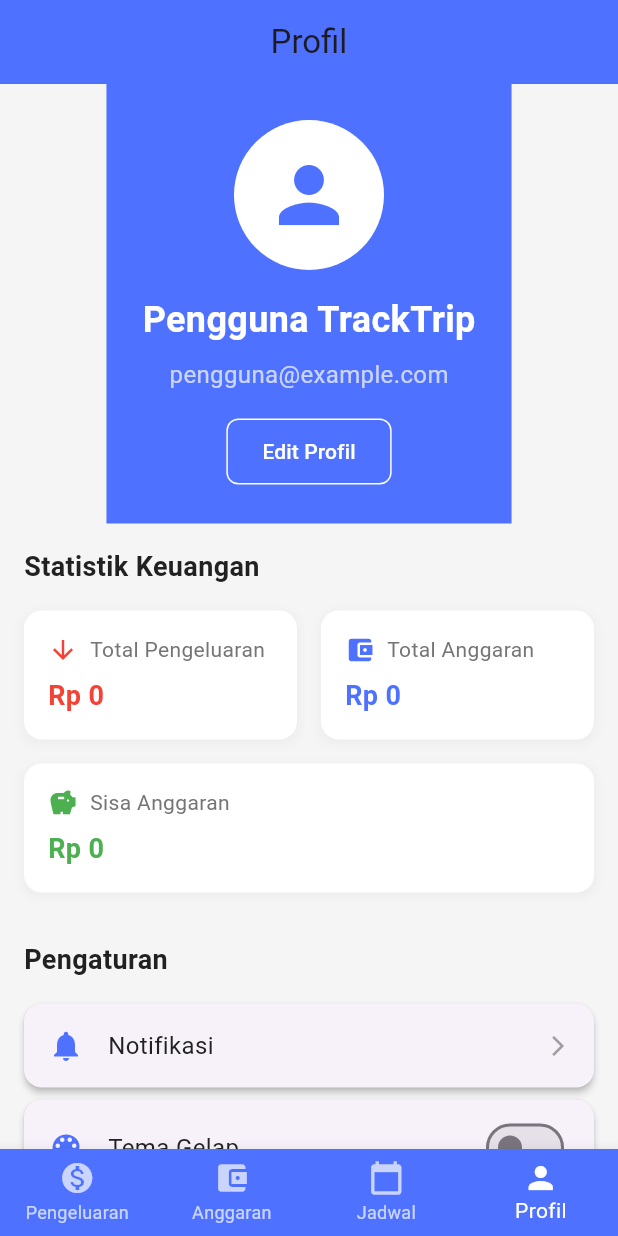
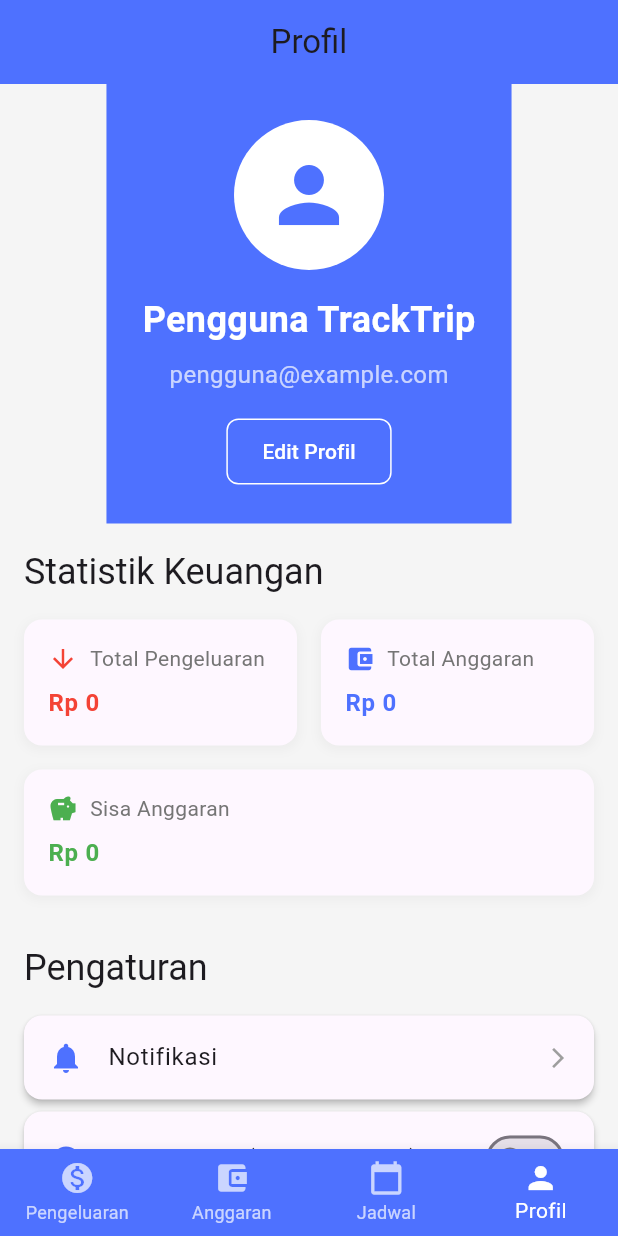
Before and after one commit to youngalip/track_trip, a Flutter app: the screen it shows after launch, item 4 of the bottom bar chosen, on a phone screen of 412 x 824 dp. Run offline on Flutter 3.47's test engine with Material 3 defaults, Android fonts, the light colour scheme and no system bars; our stand-ins replace cloud_firestore, firebase_auth, firebase_core, fl_chart, shared_preferences, table_calendar; accounts and stored records are empty; Roboto replaces fonts that are missing (Poppins).

Commit message:
Initial commit

```diff
--- a/lib/constants/app_strings.dart
+++ b/lib/constants/app_strings.dart
@@ -20,14 +20,14 @@
   static const String totalExpense = 'Total Pengeluaran';
   static const String noExpensesYet = 'Belum ada pengeluaran untuk hari ini';
 
-    // Budget Strings
+  // Budget Strings
   static const String addBudget = 'Tambah Anggaran';
   static const String editBudget = 'Edit Anggaran';
   static const String budgetTitle = 'Judul Anggaran';
   static const String budgetType = 'Tipe Anggaran';
   static const String startDate = 'Tanggal Mulai';
   static const String endDate = 'Tanggal Selesai';
-  static const String budgetSummary = 'Ringkasan Anggaran';
+  static const String budgetSummary = 'Anggaran';
   static const String remaining = 'Sisa Anggaran';
   static const String spent = 'Terpakai';
   static const String noBudgetsYet = 'Belum ada anggaran yang dibuat';
--- a/lib/providers/theme_provider.dart
+++ b/lib/providers/theme_provider.dart
@@ -12,7 +12,6 @@
   ThemeMode get themeMode => _themeMode;
   bool get isDarkMode => _themeMode == ThemeMode.dark;
 
-  // Load theme dari SharedPreferences saat startup
   Future<void> _loadThemeFromPrefs() async {
     final prefs = await SharedPreferences.getInstance();
     final savedThemeMode = prefs.getString(_themeKey);
@@ -28,22 +27,22 @@
     notifyListeners();
   }
 
-  // Toggle tema antara light dan dark
   Future<void> toggleTheme() async {
-    _themeMode = _themeMode == ThemeMode.light ? ThemeMode.dark : ThemeMode.light;
+    _themeMode =
+        _themeMode == ThemeMode.light ? ThemeMode.dark : ThemeMode.light;
 
-    // Simpan ke SharedPreferences
     final prefs = await SharedPreferences.getInstance();
-    await prefs.setString(_themeKey, _themeMode == ThemeMode.dark ? 'dark' : 'light');
+    await prefs.setString(
+      _themeKey,
+      _themeMode == ThemeMode.dark ? 'dark' : 'light',
+    );
 
     notifyListeners();
   }
 
-  // Set tema secara eksplisit
   Future<void> setThemeMode(ThemeMode mode) async {
     _themeMode = mode;
 
-    // Simpan ke SharedPreferences
     final prefs = await SharedPreferences.getInstance();
     String themeString;
 
@@ -62,4 +61,60 @@
     await prefs.setString(_themeKey, themeString);
     notifyListeners();
   }
+
+  // Tema terang (default) tetap seperti sebelumnya
+  ThemeData get lightTheme => ThemeData(
+    brightness: Brightness.light,
+    primarySwatch: Colors.blue,
+    scaffoldBackgroundColor: Colors.white,
+    cardColor: Colors.white,
+    textTheme: const TextTheme(
+      headlineSmall: TextStyle(color: Colors.white),
+      bodyLarge: TextStyle(color: Colors.white70, fontFamily: 'Poppins'),
+      bodyMedium: TextStyle(color: Colors.white54, fontFamily: 'Poppins'),
+    ),
+    iconTheme: const IconThemeData(color: Colors.black54),
+    switchTheme: SwitchThemeData(
+      thumbColor: WidgetStateProperty.all(Colors.blue),
+      trackColor: WidgetStateProperty.all(Colors.blueAccent),
+    ),
+  );
+
+  // Tema gelap diperbaiki untuk kontras yang baik
+  ThemeData get darkTheme => ThemeData(
+    brightness: Brightness.dark,
+    scaffoldBackgroundColor: const Color(0xFF121212),
+    cardColor: const Color(0xFF2C2C2C),
+    dividerColor: Colors.grey.shade700,
+    iconTheme: const IconThemeData(color: Colors.white70),
+    textTheme: const TextTheme(
+      headlineSmall: TextStyle(color: Colors.white, fontFamily: 'Poppins'),
+      bodyLarge: TextStyle(color: Colors.white70, fontFamily: 'Poppins'),
+      bodyMedium: TextStyle(color: Colors.white60, fontFamily: 'Poppins'),
+    ),
+    appBarTheme: const AppBarTheme(
+      backgroundColor: Color(0xFF1E1E1E),
+      iconTheme: IconThemeData(color: Colors.white),
+      titleTextStyle: TextStyle(
+        color: Colors.white,
+        fontSize: 20,
+        fontFamily: 'Poppins',
+      ),
+      elevation: 0,
+      centerTitle: true,
+    ),
+    switchTheme: SwitchThemeData(
+      thumbColor: MaterialStateProperty.all(Colors.lightBlueAccent),
+      trackColor: MaterialStateProperty.all(Colors.lightBlueAccent.shade100),
+    ),
+    inputDecorationTheme: InputDecorationTheme(
+      filled: true,
+      fillColor: const Color(0xFF3A3A3A),
+      border: OutlineInputBorder(
+        borderRadius: BorderRadius.circular(8),
+        borderSide: BorderSide.none,
+      ),
+      hintStyle: TextStyle(color: Colors.white54),
+    ),
+  );
 }
--- a/lib/screens/profile_screens/profile_page.dart
+++ b/lib/screens/profile_screens/profile_page.dart
@@ -16,13 +16,11 @@
     final themeProvider = Provider.of<ThemeProvider>(context);
 
     return Scaffold(
-      appBar: AppBar(
-        title: const Text('Profil'),
-      ),
+      appBar: AppBar(title: const Text('Profil')),
       body: SingleChildScrollView(
         child: Column(
           children: [
-            _buildProfileHeader(),
+            _buildProfileHeader(context),
             _buildStatistics(context),
             _buildSettings(context, themeProvider),
           ],
@@ -31,7 +29,7 @@
     );
   }
 
-  Widget _buildProfileHeader() {
+  Widget _buildProfileHeader(BuildContext context) {
     return Container(
       padding: const EdgeInsets.all(24),
       color: AppColors.primaryColor,
@@ -40,11 +38,7 @@
           const CircleAvatar(
             radius: 50,
             backgroundColor: Colors.white,
-            child: Icon(
-              Icons.person,
-              size: 60,
-              color: AppColors.primaryColor,
-            ),
+            child: Icon(Icons.person, size: 60, color: AppColors.primaryColor),
           ),
           const SizedBox(height: 16),
           const Text(
@@ -58,10 +52,7 @@
           const SizedBox(height: 8),
           const Text(
             'pengguna@example.com',
-            style: TextStyle(
-              fontSize: 16,
-              color: Colors.white70,
-            ),
+            style: TextStyle(fontSize: 16, color: Colors.white70),
           ),
           const SizedBox(height: 16),
           OutlinedButton(
@@ -91,9 +82,9 @@
           child: Column(
             crossAxisAlignment: CrossAxisAlignment.start,
             children: [
-              const Text(
+              Text(
                 'Statistik Keuangan',
-                style: AppStyles.headingSmall,
+                style: Theme.of(context).textTheme.headlineSmall,
               ),
               const SizedBox(height: 16),
               Row(
@@ -101,20 +92,28 @@
                   Expanded(
                     child: _buildStatCard(
                       'Total Pengeluaran',
-                      NumberFormat.currency(locale: 'id_ID', symbol: 'Rp ', decimalDigits: 0)
-                          .format(totalExpense),
+                      NumberFormat.currency(
+                        locale: 'id_ID',
+                        symbol: 'Rp ',
+                        decimalDigits: 0,
+                      ).format(totalExpense),
                       Icons.arrow_downward,
                       Colors.red,
+                      context,
                     ),
                   ),
                   const SizedBox(width: 16),
                   Expanded(
                     child: _buildStatCard(
                       'Total Anggaran',
-                      NumberFormat.currency(locale: 'id_ID', symbol: 'Rp ', decimalDigits: 0)
-                          .format(totalBudget),
+                      NumberFormat.currency(
+                        locale: 'id_ID',
+                        symbol: 'Rp ',
+                        decimalDigits: 0,
+                      ).format(totalBudget),
                       Icons.account_balance_wallet,
                       AppColors.primaryColor,
+                      context,
                     ),
                   ),
                 ],
@@ -122,10 +121,14 @@
               const SizedBox(height: 16),
               _buildStatCard(
                 'Sisa Anggaran',
-                NumberFormat.currency(locale: 'id_ID', symbol: 'Rp ', decimalDigits: 0)
-                    .format(totalBudget - totalExpense),
+                NumberFormat.currency(
+                  locale: 'id_ID',
+                  symbol: 'Rp ',
+                  decimalDigits: 0,
+                ).format(totalBudget - totalExpense),
                 Icons.savings,
                 (totalBudget - totalExpense) >= 0 ? Colors.green : Colors.red,
+                context,
               ),
             ],
           ),
@@ -134,15 +137,24 @@
     );
   }
 
-  Widget _buildStatCard(String title, String value, IconData icon, Color color) {
+  Widget _buildStatCard(
+    String title,
+    String value,
+    IconData icon,
+    Color color,
+    BuildContext context,
+  ) {
     return Container(
       padding: const EdgeInsets.all(16),
       decoration: BoxDecoration(
-        color: Colors.white,
+        color: Theme.of(context).cardColor,
         borderRadius: BorderRadius.circular(12),
         boxShadow: [
           BoxShadow(
-            color: Colors.grey.withOpacity(0.1),
+            color:
+                Theme.of(context).brightness == Brightness.dark
+                    ? Colors.black54
+                    : Colors.grey.withOpacity(0.1),
             spreadRadius: 1,
             blurRadius: 5,
             offset: const Offset(0, 2),
@@ -154,17 +166,15 @@
         children: [
           Row(
             children: [
-              Icon(
-                icon,
-                color: color,
-                size: 20,
-              ),
+              Icon(icon, color: color, size: 20),
               const SizedBox(width: 8),
               Text(
                 title,
-                style: TextStyle(
-                  fontSize: 14,
-                  color: Colors.grey[600],
+                style: Theme.of(context).textTheme.bodyMedium?.copyWith(
+                  color:
+                      Theme.of(context).brightness == Brightness.dark
+                          ? Colors.white70
+                          : Colors.grey[600],
                 ),
               ),
             ],
@@ -172,10 +182,9 @@
           const SizedBox(height: 8),
           Text(
             value,
-            style: TextStyle(
-              fontSize: 18,
+            style: Theme.of(context).textTheme.bodyLarge?.copyWith(
+              color: color,
               fontWeight: FontWeight.bold,
-              color: color,
             ),
           ),
         ],
@@ -189,80 +198,54 @@
       child: Column(
         crossAxisAlignment: CrossAxisAlignment.start,
         children: [
-          const Text(
-            'Pengaturan',
-            style: AppStyles.headingSmall,
+          Text('Pengaturan', style: Theme.of(context).textTheme.headlineSmall),
+          const SizedBox(height: 16),
+          _buildSettingItem(context, 'Notifikasi', Icons.notifications, () {
+            ScaffoldMessenger.of(context).showSnackBar(
+              const SnackBar(
+                content: Text('Pengaturan notifikasi belum tersedia'),
               ),
-          const SizedBox(height: 16),
-          _buildSettingItem(
-            context,
-            'Notifikasi',
-            Icons.notifications,
-            () {
-              // TODO: Navigasi pengaturan notifikasi
-              ScaffoldMessenger.of(context).showSnackBar(
-                const SnackBar(content: Text('Pengaturan notifikasi belum tersedia')),
             );
-            },
-          ),
+          }),
           _buildSettingItemWithSwitch(
             context,
-            'Tema Gelap',
+            'Tema Layar (Terang/Gelap)',
             Icons.color_lens,
             themeProvider.isDarkMode,
             (value) {
               themeProvider.toggleTheme();
             },
           ),
-          _buildSettingItem(
-            context,
-            'Bahasa',
-            Icons.language,
-            () {
-              // TODO: Navigasi pengaturan bahasa
+          _buildSettingItem(context, 'Bahasa', Icons.language, () {
             ScaffoldMessenger.of(context).showSnackBar(
               const SnackBar(content: Text('Pengaturan bahasa belum tersedia')),
             );
-            },
+          }),
+          _buildSettingItem(context, 'Privasi & Keamanan', Icons.security, () {
+            ScaffoldMessenger.of(context).showSnackBar(
+              const SnackBar(
+                content: Text('Pengaturan privasi belum tersedia'),
               ),
-          _buildSettingItem(
-            context,
-            'Privasi & Keamanan',
-            Icons.security,
-            () {
-              // TODO: Navigasi pengaturan privasi
-              ScaffoldMessenger.of(context).showSnackBar(
-                const SnackBar(content: Text('Pengaturan privasi belum tersedia')),
             );
-            },
-          ),
-          _buildSettingItem(
-            context,
-            'Bantuan & Dukungan',
-            Icons.help,
-            () {
-              // TODO: Navigasi bantuan & dukungan
+          }),
+          _buildSettingItem(context, 'Bantuan & Dukungan', Icons.help, () {
             ScaffoldMessenger.of(context).showSnackBar(
               const SnackBar(content: Text('Bantuan belum tersedia')),
             );
-            },
-          ),
-          _buildSettingItem(
-            context,
-            'Tentang Aplikasi',
-            Icons.info,
-            () {
+          }),
+          _buildSettingItem(context, 'Tentang Aplikasi', Icons.info, () {
             showAboutDialog(
               context: context,
               applicationName: 'TrackTrip',
               applicationVersion: '1.0.0',
               applicationIcon: const FlutterLogo(size: 48),
               children: const [
-                  Text('Aplikasi pengelolaan perjalanan dan keuangan untuk mahasiswa perantau.'),
+                Text(
+                  'Aplikasi pengelolaan perjalanan dan keuangan untuk mahasiswa perantau.',
+                ),
               ],
             );
-            },
-          ),
+          }),
           const SizedBox(height: 16),
           CustomButton(
             text: 'Keluar',
@@ -277,8 +260,14 @@
     );
   }
 
-  Widget _buildSettingItem(BuildContext context, String title, IconData icon, VoidCallback onTap) {
+  Widget _buildSettingItem(
+    BuildContext context,
+    String title,
+    IconData icon,
+    VoidCallback onTap,
+  ) {
     return Card(
+      color: Theme.of(context).cardColor,
       margin: const EdgeInsets.only(bottom: 8),
       child: InkWell(
         onTap: onTap,
@@ -289,9 +278,9 @@
             children: [
               Icon(icon, color: AppColors.primaryColor, size: 24),
               const SizedBox(width: 16),
-              Text(title, style: AppStyles.bodyLarge),
+              Text(title, style: Theme.of(context).textTheme.bodyLarge),
               const Spacer(),
-              const Icon(Icons.arrow_forward_ios, color: Colors.grey, size: 16),
+              Icon(Icons.arrow_forward_ios, color: Colors.grey[500], size: 16),
             ],
           ),
         ),
@@ -299,8 +288,15 @@
     );
   }
 
-  Widget _buildSettingItemWithSwitch(BuildContext context, String title, IconData icon, bool value, ValueChanged<bool> onChanged) {
+  Widget _buildSettingItemWithSwitch(
+    BuildContext context,
+    String title,
+    IconData icon,
+    bool value,
+    ValueChanged<bool> onChanged,
+  ) {
     return Card(
+      color: Theme.of(context).cardColor,
       margin: const EdgeInsets.only(bottom: 8),
       child: Padding(
         padding: const EdgeInsets.symmetric(horizontal: 16, vertical: 8),
@@ -308,7 +304,9 @@
           children: [
             Icon(icon, color: AppColors.primaryColor, size: 24),
             const SizedBox(width: 16),
-            Expanded(child: Text(title, style: AppStyles.bodyLarge)),
+            Expanded(
+              child: Text(title, style: Theme.of(context).textTheme.bodyLarge),
+            ),
             Switch(
               value: value,
               onChanged: onChanged,
@@ -323,9 +321,12 @@
   void _showLogoutConfirmation(BuildContext context) {
     showDialog(
       context: context,
-      builder: (ctx) => AlertDialog(
+      builder:
+          (ctx) => AlertDialog(
             title: const Text('Keluar'),
-        content: const Text('Apakah Anda yakin ingin keluar dari aplikasi?'),
+            content: const Text(
+              'Apakah Anda yakin ingin keluar dari aplikasi?',
+            ),
             actions: [
               TextButton(
                 onPressed: () => Navigator.of(ctx).pop(),
```
Also changed, not shown: lib/main.dart (line endings or trailing spaces). Lines whose indentation alone changed are shown as unchanged.
